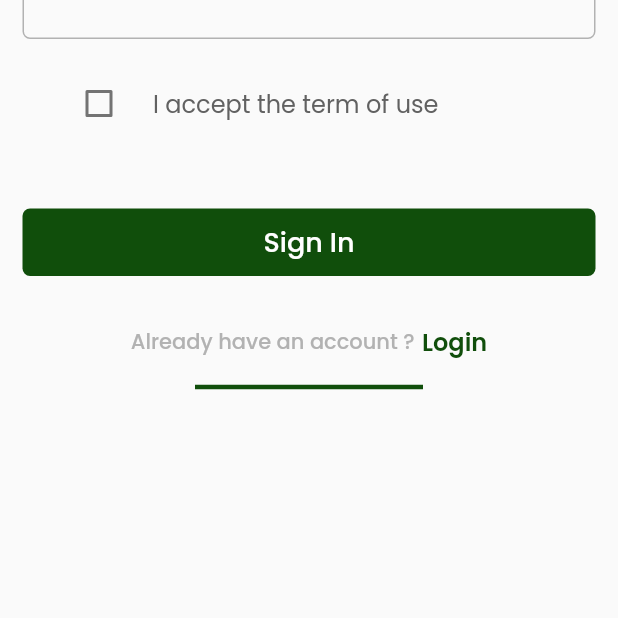
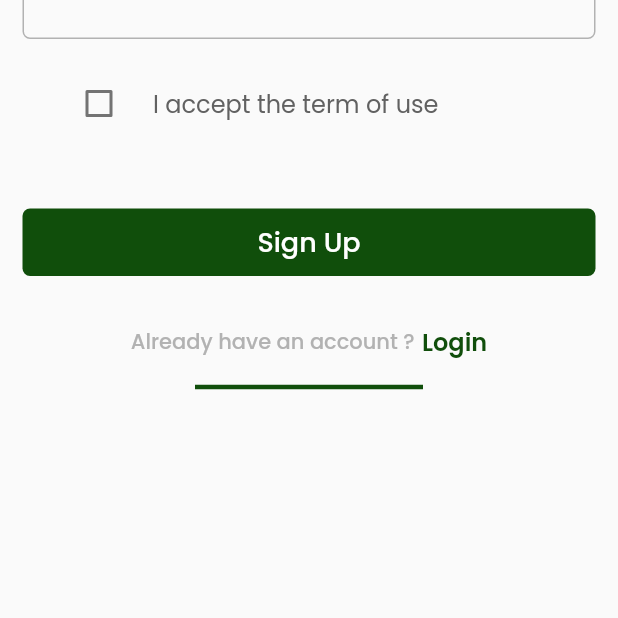
Before and after one commit to raghavsood935/Q-Check, a Flutter app: the CreateAccount2 screen opened directly with empty values, on a phone screen of 412 x 824 dp, the part 618-1236 px from its top. Run offline on Flutter 3.47's test engine with Material 2 defaults, Android fonts, the phone set to English and light mode, and no system bars; our stand-ins replace cloud_firestore, firebase_auth, firebase_core, fluttertoast, get, google_fonts and 2 more; missing offline and left inert: tflite; accounts and stored records are empty.

Commit message:
Final Touches

```diff
--- a/lib/Screens/account_pages/create_account2.dart
+++ b/lib/Screens/account_pages/create_account2.dart
@@ -24,6 +24,7 @@ class CreateAccount2 extends StatefulWidget {
 class _CreateAccount2State extends State<CreateAccount2> {
   String? dropDownValue;
   bool? checkboxListTileValue;
+  bool isLoading = false;
   String? userAddress;
   final _formKey = GlobalKey<FormState>();
   final _auth = FirebaseAuth.instance;
@@ -185,17 +186,28 @@ class _CreateAccount2State extends State<CreateAccount2> {
                             password: widget.obj.password,
                             preference: dropDownValue,
                             address: addressEditingController.text);
-
+                        setState(() {
+                          isLoading = true;
+                        });
                         signUp(widget.obj.email, widget.obj.password);
                       },
-                      child: Text(
-                        'Sign In',
-                        style: GoogleFonts.poppins(
-                            textStyle: Theme.of(context).textTheme.bodyText1,
-                            fontSize: 18,
-                            // fontWeight: FontWeight.w600,
-                            color: Colors.white),
-                      ),
+                      child: (isLoading)
+                          ? const SizedBox(
+                              width: 16,
+                              height: 16,
+                              child: CircularProgressIndicator(
+                                color: Colors.white,
+                                strokeWidth: 1.5,
+                              ))
+                          : Text(
+                              'Sign Up',
+                              style: GoogleFonts.poppins(
+                                  textStyle:
+                                      Theme.of(context).textTheme.bodyText1,
+                                  fontSize: 18,
+                                  // fontWeight: FontWeight.w600,
+                                  color: Colors.white),
+                            ),
                     ),
                   ),
                 ),
@@ -276,9 +288,10 @@ class _CreateAccount2State extends State<CreateAccount2> {
         .doc(user.uid)
         .set(userModel.toMap());
 
-    Fluttertoast.showToast(msg: "Account created Successfully :) ");
+    Fluttertoast.showToast(
+        msg: "Account created Successfully \n Please Login Now");
 
     Navigator.pushAndRemoveUntil(context,
-        MaterialPageRoute(builder: (context) => MenuPage()), (route) => false);
+        MaterialPageRoute(builder: (context) => Login()), (route) => false);
   }
 }
```
